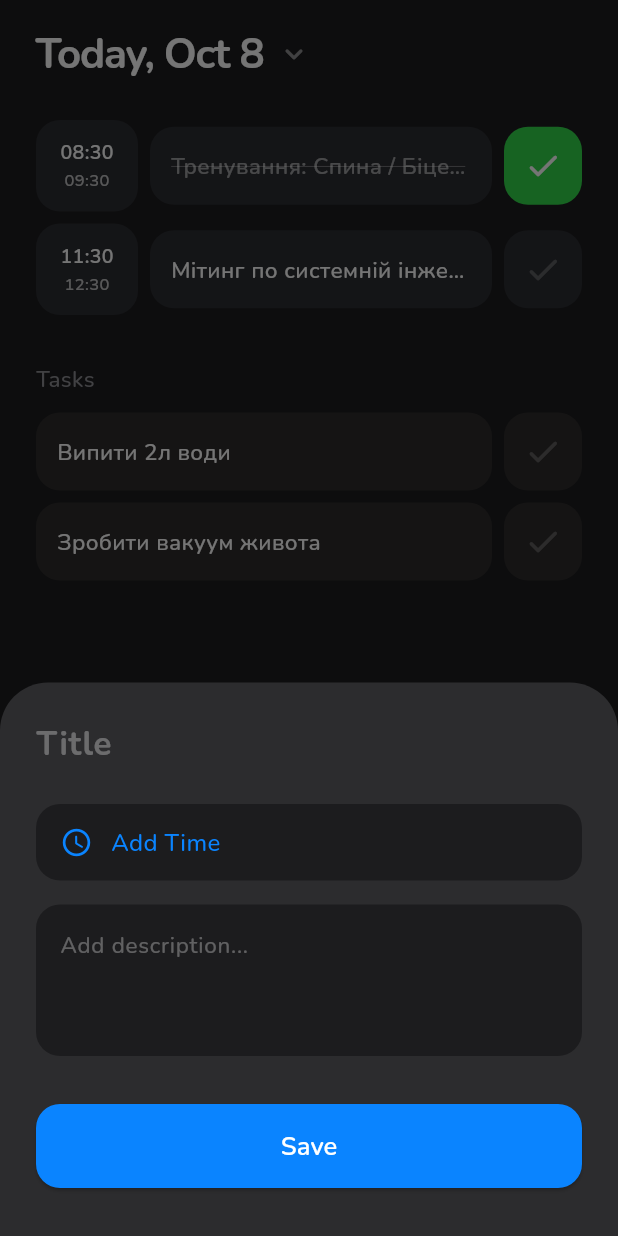
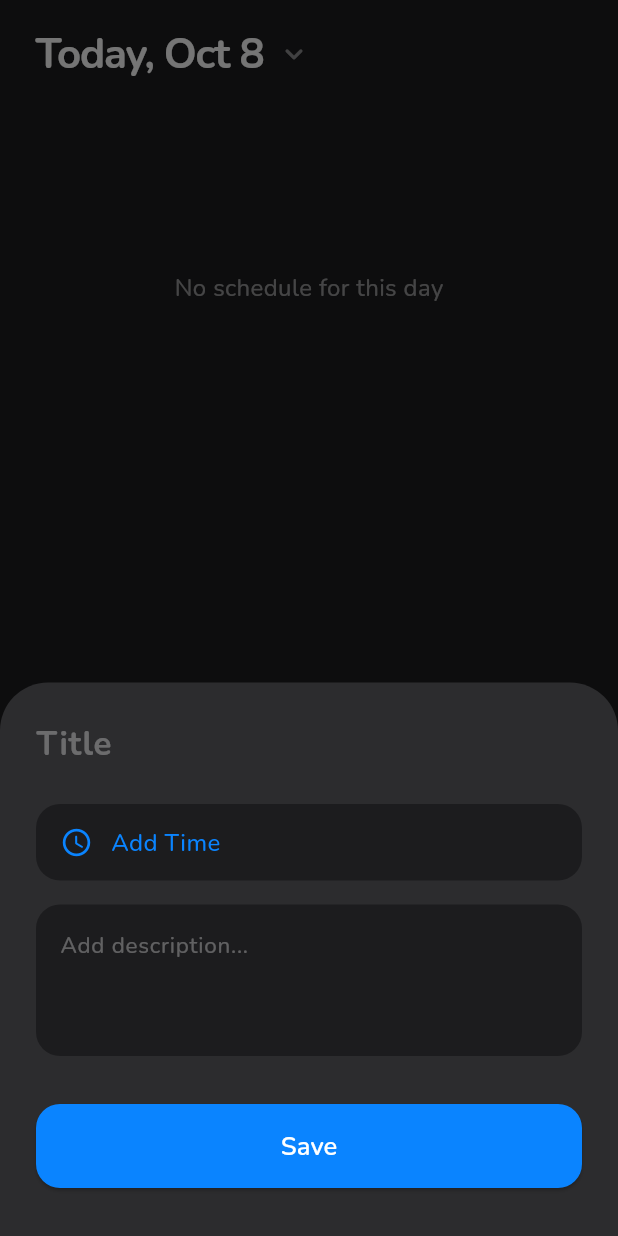
Before and after one commit to pauldidkovskyi/PressApp, a Flutter app: the screen it shows after launch, after a tap on the "add" icon, on a phone screen of 412 x 824 dp. Run offline on Flutter 3.47's test engine with Material 3 defaults, Android fonts, the phone set to English and light mode, and no system bars; drawn by our look-alikes of flutter_slidable; our stand-ins replace google_fonts, hive, hive_flutter; accounts and stored records are empty.

Commit message:
DB connection

```diff
--- a/lib/main.dart
+++ b/lib/main.dart
@@ -1,8 +1,21 @@
 import 'package:flutter/material.dart';
 import 'package:google_fonts/google_fonts.dart';
+import 'package:hive_flutter/hive_flutter.dart';
+
 import 'screens/schedule_screen.dart';
+import 'models/schedule_item.dart';
 
-void main() {
+void main() async {
+  WidgetsFlutterBinding.ensureInitialized();
+
+  await Hive.initFlutter();
+
+  Hive.registerAdapter(EventItemAdapter());
+  Hive.registerAdapter(TaskItemAdapter());
+
+  await Hive.openBox<EventItem>('events');
+  await Hive.openBox<TaskItem>('tasks');
+
   runApp(const MyApp());
 }
 
@@ -51,7 +64,10 @@ class _MainShellState extends State<MainShell> {
           decoration: BoxDecoration(
             color: const Color(0xFF2C2C2E),
             borderRadius: BorderRadius.circular(40),
-            border: Border.all(color: Colors.white.withValues(alpha: 0.08), width: 1),
+            border: Border.all(
+              color: Colors.white.withValues(alpha: 0.08),
+              width: 1,
+            ),
             boxShadow: [
               BoxShadow(
                 color: Colors.black.withValues(alpha: 0.4),
@@ -103,7 +119,7 @@ class _MainShellState extends State<MainShell> {
                   fontSize: 14,
                 ),
               ),
-            ]
+            ],
           ],
         ),
       ),
@@ -115,11 +131,15 @@ class _MainShellState extends State<MainShell> {
 class WorkoutScreen extends StatelessWidget {
   const WorkoutScreen({super.key});
   @override
-  Widget build(BuildContext context) => const Center(child: Text('Екран Тренувань', style: TextStyle(color: Colors.white)));
+  Widget build(BuildContext context) => const Center(
+    child: Text('Екран Тренувань', style: TextStyle(color: Colors.white)),
+  );
 }
 
 class FoodScreen extends StatelessWidget {
   const FoodScreen({super.key});
   @override
-  Widget build(BuildContext context) => const Center(child: Text('Екран Харчування', style: TextStyle(color: Colors.white)));
+  Widget build(BuildContext context) => const Center(
+    child: Text('Екран Харчування', style: TextStyle(color: Colors.white)),
+  );
 }
--- a/lib/models/schedule_item.dart
+++ b/lib/models/schedule_item.dart
@@ -1,7 +1,18 @@
+import 'package:hive/hive.dart';
+
+part 'schedule_item.g.dart';
+
 abstract class ScheduleItem {
+  @HiveField(0)
   String id;
+
+  @HiveField(1)
   String title;
+
+  @HiveField(2)
   String? description;
+
+  @HiveField(3)
   bool isCompleted;
 
   ScheduleItem({
@@ -12,8 +23,12 @@ abstract class ScheduleItem {
   });
 }
 
+@HiveType(typeId: 0)
 class EventItem extends ScheduleItem {
+  @HiveField(4)
   DateTime startTime;
+
+  @HiveField(5)
   DateTime endTime;
 
   EventItem({
@@ -26,8 +41,11 @@ class EventItem extends ScheduleItem {
   });
 }
 
+@HiveType(typeId: 1)
 class TaskItem extends ScheduleItem {
+  @HiveField(4)
   DateTime date;
+
   TaskItem({
     required super.id,
     required super.title,
--- a/lib/screens/schedule_screen.dart
+++ b/lib/screens/schedule_screen.dart
@@ -1,4 +1,5 @@
 import 'package:flutter/material.dart';
+import 'package:hive_flutter/hive_flutter.dart';
 
 import '../models/schedule_item.dart';
 import '../widgets/event_card.dart';
@@ -16,38 +17,34 @@ class ScheduleScreen extends StatefulWidget {
 class _ScheduleScreenState extends State<ScheduleScreen> {
   DateTime _selectedDate = DateTime.now();
 
-  // ГЛОБАЛЬНІ СПИСКИ (База даних)
-  late final List<EventItem> _allEvents;
-  late final List<TaskItem> _allTasks;
+  late List<EventItem> _allEvents;
+  late List<TaskItem> _allTasks;
+
+  final _eventsBox = Hive.box<EventItem>('events');
+  final _tasksBox = Hive.box<TaskItem>('tasks');
 
   @override
   void initState() {
     super.initState();
-    final now = DateTime.now();
 
-    // Оновлені тестові дані з обов'язковим параметром дати
-    _allEvents = [
-      EventItem(
-        id: '1',
-        title: 'Тренування: Спина / Біцепс',
-        startTime: now.subtract(const Duration(hours: 2)),
-        endTime: now.subtract(const Duration(hours: 1)),
-      )..isCompleted = true,
-      EventItem(
-        id: '2',
-        title: 'Мітинг по системній інженерії',
-        startTime: now.add(const Duration(hours: 1)),
-        endTime: now.add(const Duration(hours: 2)),
-      ),
-    ];
+    _allEvents = _eventsBox.values.toList();
+    _allEvents.sort((a, b) => a.startTime.compareTo(b.startTime));
 
-    _allTasks = [
-      TaskItem(id: 't1', title: 'Випити 2л води', date: now),
-      TaskItem(id: 't2', title: 'Зробити вакуум живота', date: now),
-    ];
+    _allTasks = _tasksBox.values.toList();
   }
 
-  // ДИНАМІЧНІ СПИСКИ (Фільтруються для поточного обраного дня)
+  void _saveData() {
+    _eventsBox.clear();
+    for (var e in _allEvents) {
+      _eventsBox.put(e.id, e);
+    }
+
+    _tasksBox.clear();
+    for (var t in _allTasks) {
+      _tasksBox.put(t.id, t);
+    }
+  }
+
   List<EventItem> get _currentEvents => _allEvents
       .where(
         (e) =>
@@ -66,7 +63,6 @@ class _ScheduleScreenState extends State<ScheduleScreen> {
       )
       .toList();
 
-  // МЕНЮ ПЕРЕНЕСЕННЯ (Reschedule)
   void _showRescheduleOptions(ScheduleItem item) {
     showModalBottomSheet(
       context: context,
@@ -138,6 +134,7 @@ class _ScheduleScreenState extends State<ScheduleScreen> {
         );
         item.endTime = item.startTime.add(duration);
       }
+      _saveData();
     });
   }
 
@@ -232,6 +229,7 @@ class _ScheduleScreenState extends State<ScheduleScreen> {
                   } else if (savedItem is TaskItem) {
                     _allTasks.add(savedItem);
                   }
+                  _saveData();
                 });
               },
             );
@@ -327,8 +325,10 @@ class _ScheduleScreenState extends State<ScheduleScreen> {
           (event) => EventCard(
             key: ValueKey(event.id),
             item: event,
-            onToggle: () =>
-                setState(() => event.isCompleted = !event.isCompleted),
+            onToggle: () {
+              setState(() => event.isCompleted = !event.isCompleted);
+              _saveData();
+            },
             onTap: () {
               ItemDetailSheet.show(
                 context,
@@ -342,12 +342,16 @@ class _ScheduleScreenState extends State<ScheduleScreen> {
                     _allEvents.sort(
                       (a, b) => a.startTime.compareTo(b.startTime),
                     );
+                    _saveData();
                   });
                 },
               );
             },
             onReschedule: () => _showRescheduleOptions(event),
-            onDelete: () => setState(() => _allEvents.remove(event)),
+            onDelete: () {
+              setState(() => _allEvents.remove(event));
+              _saveData();
+            },
           ),
         ),
 
@@ -392,6 +396,7 @@ class _ScheduleScreenState extends State<ScheduleScreen> {
                 );
 
                 _allTasks.addAll(currentDayTasks);
+                _saveData();
               });
             },
             children: tasks
@@ -399,8 +404,10 @@ class _ScheduleScreenState extends State<ScheduleScreen> {
                   (task) => TaskCard(
                     key: ValueKey(task.id),
                     item: task,
-                    onToggle: () =>
-                        setState(() => task.isCompleted = !task.isCompleted),
+                    onToggle: () {
+                      setState(() => task.isCompleted = !task.isCompleted);
+                      _saveData();
+                    },
                     onTap: () {
                       ItemDetailSheet.show(
                         context,
@@ -414,12 +421,16 @@ class _ScheduleScreenState extends State<ScheduleScreen> {
                                 (a, b) => a.startTime.compareTo(b.startTime),
                               );
                             }
+                            _saveData();
                           });
                         },
                       );
                     },
                     onReschedule: () => _showRescheduleOptions(task),
-                    onDelete: () => setState(() => _allTasks.remove(task)),
+                    onDelete: () {
+                      setState(() => _allTasks.remove(task));
+                      _saveData();
+                    },
                   ),
                 )
                 .toList(),
--- a/pubspec.yaml
+++ b/pubspec.yaml
@@ -36,6 +36,8 @@ dependencies:
   cupertino_icons: ^1.0.8
   google_fonts: ^9.0.0
   flutter_slidable: ^4.0.3
+  hive: ^2.2.3
+  hive_flutter: ^1.1.0
 
 dev_dependencies:
   flutter_test:
@@ -47,6 +49,8 @@ dev_dependencies:
   # package. See that file for information about deactivating specific lint
   # rules and activating additional ones.
   flutter_lints: ^6.0.0
+  build_runner: ^2.4.13
+  hive_generator: ^2.0.1
 
 # For information on the generic Dart part of this file, see the
 # following page: https://dart.dev/tools/pub/pubspec
```
Also changed, not shown: lib/models/schedule_item.g.dart (added), pubspec.lock.
